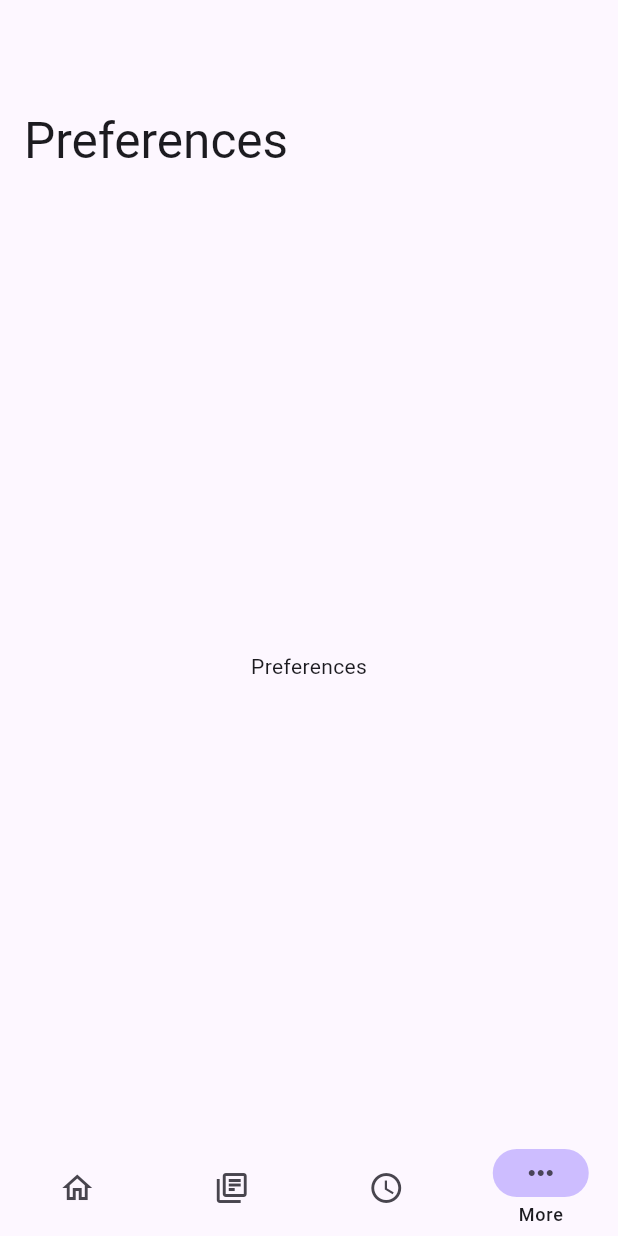
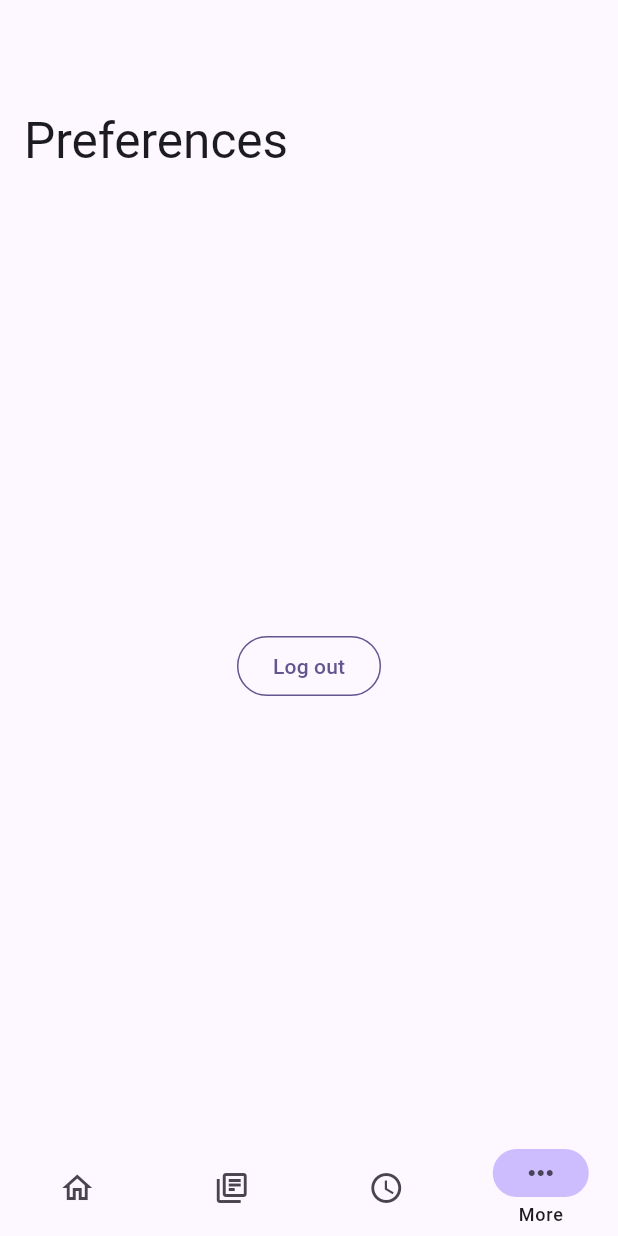
Before and after one commit to agxpro-z/classnet, a Flutter app: the screen it shows once a user with an empty profile is signed in, item 4 of the bottom bar chosen, on a phone screen of 412 x 824 dp. Run offline on Flutter 3.47's test engine with Material 3 defaults, Android fonts, the phone set to English and light mode, and no system bars; our stand-ins replace cloud_firestore, firebase_auth, firebase_core, injectable, stacked and 1 more; missing offline and left inert: markdown_widget; accounts and stored records are empty; generated files the repository leaves out were written again.

Commit message:
Remove NavigationDrawer and temporarily add logout button in preferences view.
Signed-off-by: AnkitGourav <Ankitgourav035@gmail.com>

```diff
--- a/lib/app/ui/views/preferences/preferences_view.dart
+++ b/lib/app/ui/views/preferences/preferences_view.dart
@@ -1,6 +1,7 @@
 import 'package:flutter/material.dart';
 
 import '../../../../res/strings.dart';
+import '../../../services/auth.dart';
 import '../../widgets/shared/custom_sliver_app_bar.dart';
 
 class PreferencesView extends StatefulWidget {
@@ -25,10 +26,18 @@ class _PreferencesViewState extends State<PreferencesView> {
               ),
             ),
           ),
-          const SliverFillRemaining(
+          SliverFillRemaining(
             hasScrollBody: false,
             child: Center(
-              child: Text(Strings.preferences),
+              child: OutlinedButton(
+                onPressed: () {
+                  Auth.signOut();
+                },
+                style: OutlinedButton.styleFrom(
+                  side: BorderSide(color: Theme.of(context).colorScheme.primary),
+                ),
+                child: const Text(Strings.signOut),
+              ),
             ),
           ),
         ],
```
Also changed, not shown: lib/app/ui/widgets/navigationView/drawer.dart (deleted, +0 -52 lines).
